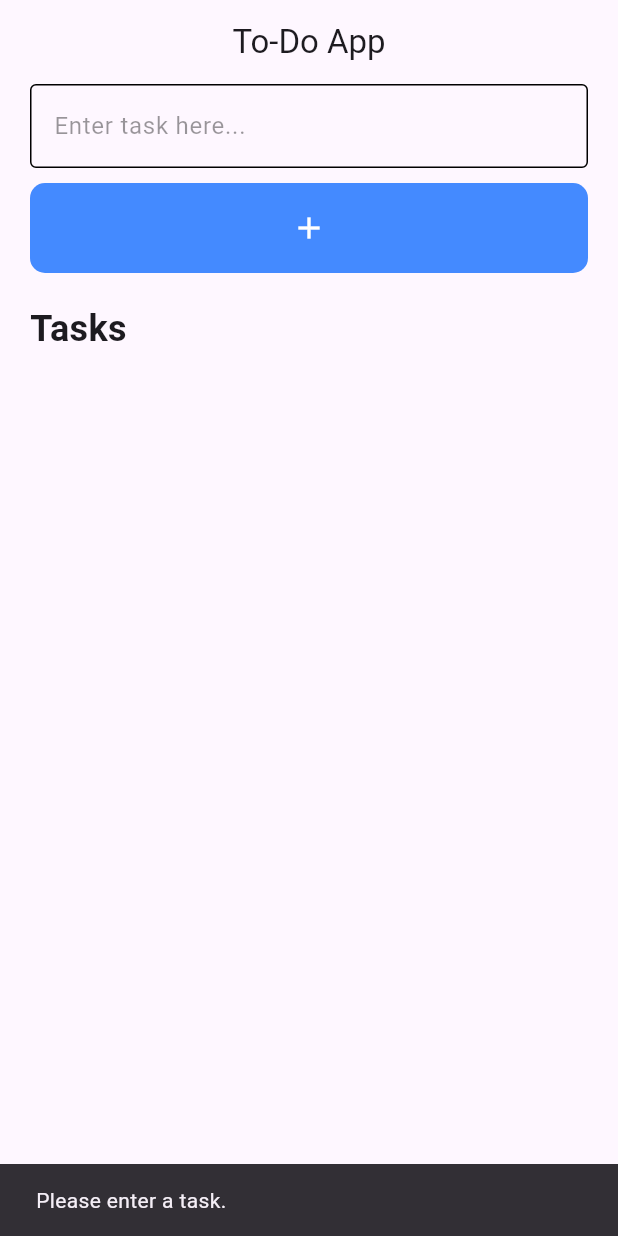
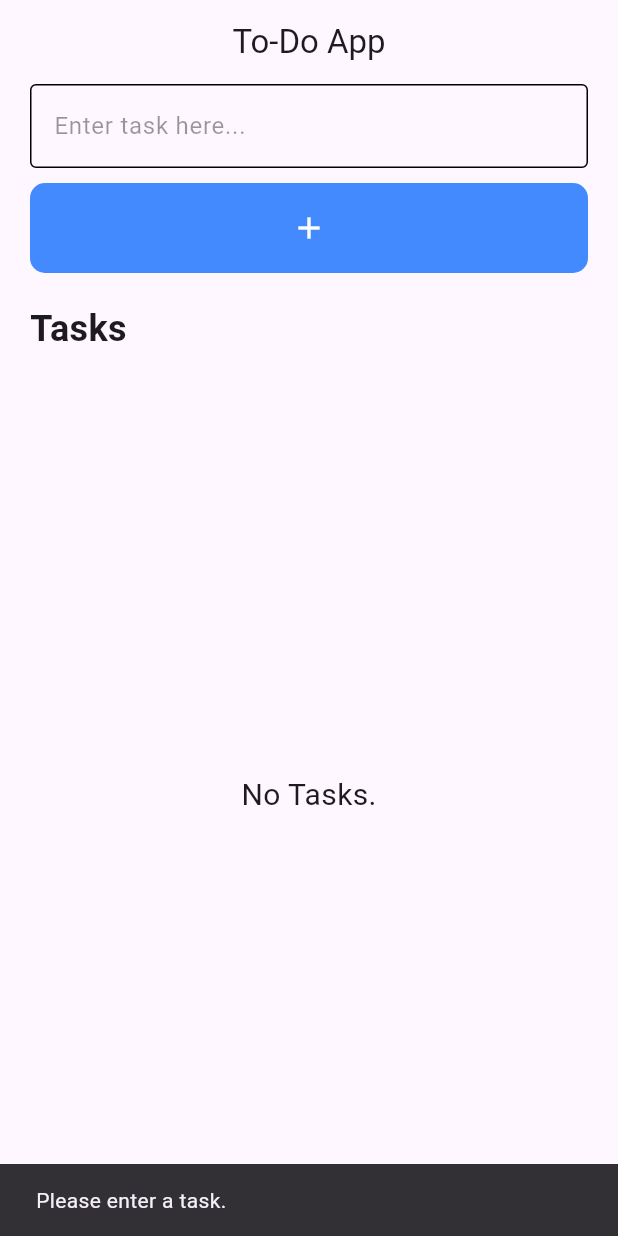
Before and after one commit to tapoban123/flutter-bloc-tutorial, a Flutter app: the screen it shows after launch, after a tap on the "add" icon, on a phone screen of 412 x 824 dp. Run offline on Flutter 3.47's test engine with Material 3 defaults, Android fonts, the phone set to English and light mode, and no system bars; our stand-ins replace bloc, equatable, flutter_bloc.

Commit message:
Fixed the removeItems from Bloc issue

```diff
--- a/lib/blocs/to_do_bloc/todo_bloc.dart
+++ b/lib/blocs/to_do_bloc/todo_bloc.dart
@@ -13,8 +13,10 @@ class TodoBloc extends Bloc<TodoEvents, TodoStates> {
   }
 
   void _deleteTask(DeleteTask event, Emitter emit) {
-    state.tasks.remove(event.task);
+    final List<String> newtasks = List.from(state.tasks);
 
-    emit(state.copyWith(tasks: [...state.tasks]));
+    newtasks.remove(event.task);
+
+    emit(state.copyWith(tasks: newtasks));
   }
 }
--- a/lib/to_do_app/ui/to_do_app.dart
+++ b/lib/to_do_app/ui/to_do_app.dart
@@ -34,6 +34,12 @@ class _ToDoAppState extends State<ToDoApp> {
                 hintText: "Enter task here...",
                 hintStyle: TextStyle(color: Colors.black.withOpacity(0.4)),
               ),
+              onSubmitted: (newTask) {
+                context
+                    .read<TodoBloc>()
+                    .add(AddNewTask(newTask: newTask.trim()));
+                _newTaskController.clear();
+              },
             ),
             const SizedBox(
               height: 10,
@@ -43,7 +49,7 @@ class _ToDoAppState extends State<ToDoApp> {
                 if (_newTaskController.text.isNotEmpty) {
                   context
                       .read<TodoBloc>()
-                      .add(AddNewTask(newTask: _newTaskController.text));
+                      .add(AddNewTask(newTask: _newTaskController.text.trim()));
                   _newTaskController.clear();
                 } else {
                   ScaffoldMessenger.of(context).showSnackBar(
@@ -73,7 +79,18 @@ class _ToDoAppState extends State<ToDoApp> {
             ),
             Expanded(
               child: BlocBuilder<TodoBloc, TodoStates>(
-                builder: (context, state) => ListView.builder(
+                builder: (context, state) {
+                  if (state.tasks.isEmpty) {
+                    return const Center(
+                      child: Text(
+                        "No Tasks.",
+                        style: TextStyle(
+                          fontSize: 20,
+                        ),
+                      ),
+                    );
+                  }
+                  return ListView.builder(
                     itemCount: state.tasks.length,
                     itemBuilder: (context, index) {
                       final tasks = state.tasks.reversed.toList();
@@ -103,7 +120,8 @@ class _ToDoAppState extends State<ToDoApp> {
                         ),
                       );
                     },
-                ),
+                  );
+                },
               ),
             ),
           ],
```
Lines whose indentation alone changed are shown as unchanged.
